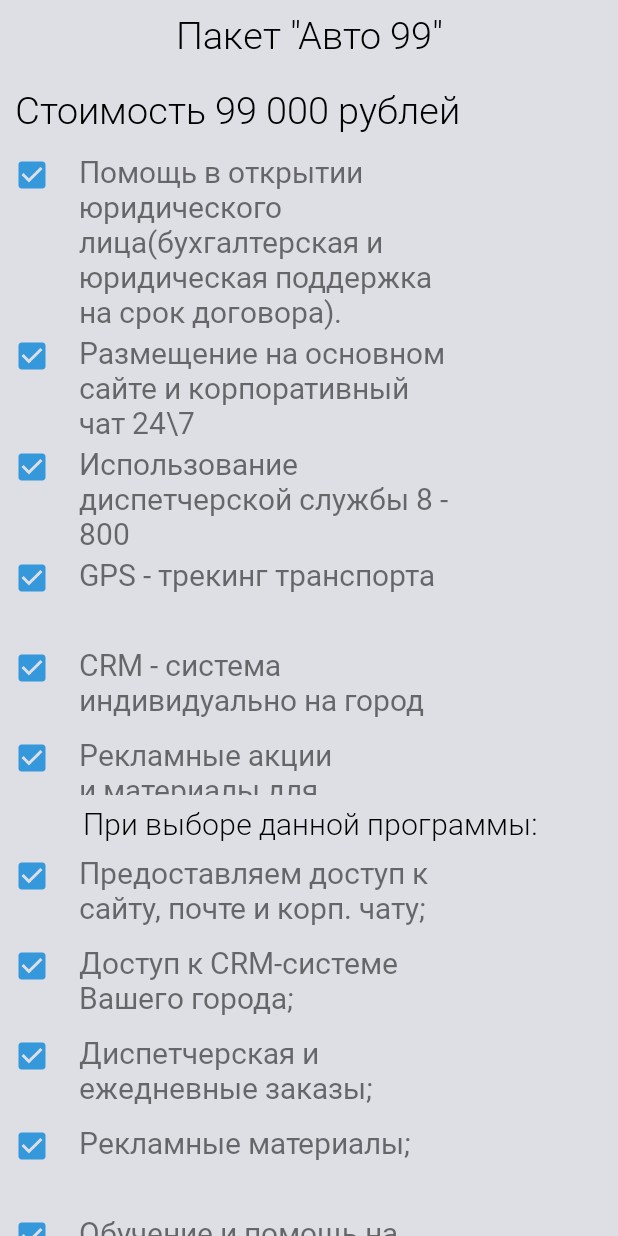
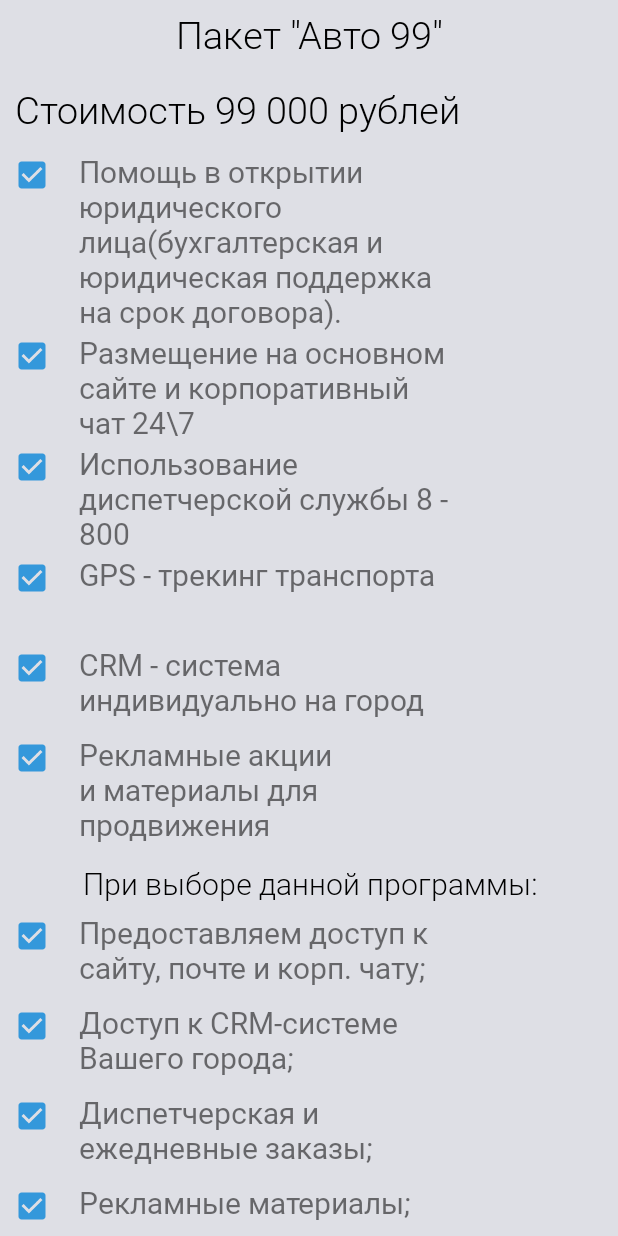
Before and after one commit to kostya05983/auto_aliance, an Android app: the FranchisingActivity screen opened directly, with no data from a screen before it, on a phone screen of 412 x 824 dp. Run offline under Robolectric (Android 15) with nearby library versions, the phone set to English and light mode, and no system bars.

Commit message:
fix height all application section and height of section list 1

```diff
--- a/app/src/main/java/com/it_zoo/kostya05983/auto_aliance/activities/FranchisingActivity.kt
+++ b/app/src/main/java/com/it_zoo/kostya05983/auto_aliance/activities/FranchisingActivity.kt
@@ -127,7 +127,7 @@ class FranchisingActivity : AbstractNavigation() {
                         mutableListOf(
                                 "Индивидуальные условия инвестирования в прибыльное направление автопроката с фиксированной процентной ставкой.",
                                 "Обеспечение инвестирования имуществом на весь срок договора.",
-                                "Сумма инвестирования от 2илн. рублей.",
+                                "Сумма инвестирования от 2млн. рублей.",
                                 "Срок договора 12 месяцев с последующей пролонгацией."
                         ),
                         null,
--- a/app/src/main/res/layout/activity_franchising.xml
+++ b/app/src/main/res/layout/activity_franchising.xml
@@ -18,7 +18,7 @@
         >
         <LinearLayout
             android:orientation="vertical"
-            android:minHeight="3650dp"
+            android:minHeight="3700dp"
             android:layout_width="match_parent"
             android:layout_height="wrap_content"
             android:background="@color/main_background_color"
--- a/app/src/main/res/layout/franshing_cell_grid.xml
+++ b/app/src/main/res/layout/franshing_cell_grid.xml
@@ -36,14 +36,14 @@
         android:layout_height="wrap_content"
         android:layout_weight="1"
         android:orientation="vertical"
-        android:minHeight="440dp"
+        android:minHeight="480dp"
         >
         <ListView
             android:id="@+id/section1_list_1"
             android:layout_width="match_parent"
             android:layout_margin="5dp"
 
-            android:minHeight="360dp"
+            android:minHeight="380dp"
             android:layout_weight="1"
             android:layout_height="0dp" />
     </LinearLayout>
```
